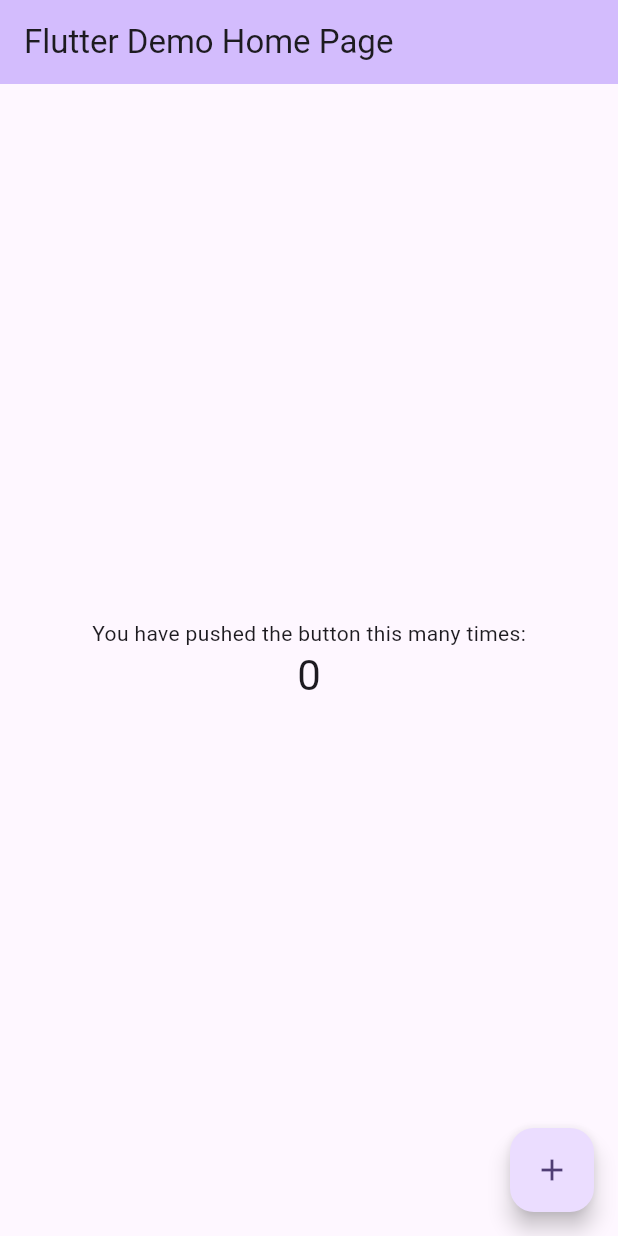
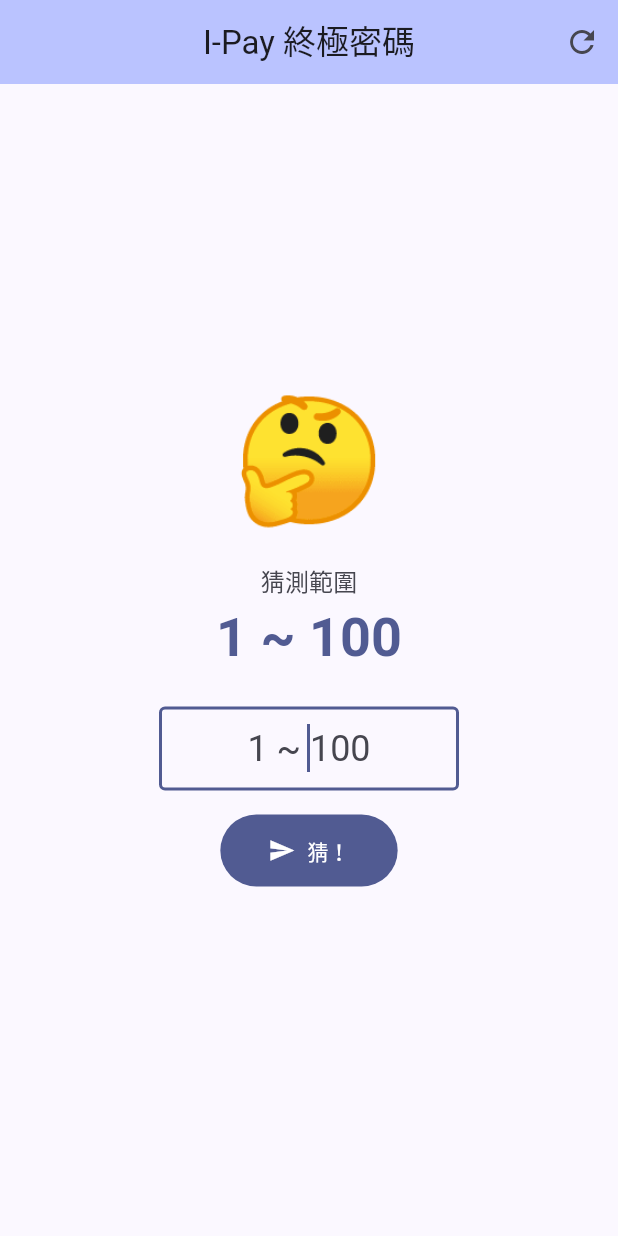
Before and after one commit to seasu/ipay, a Flutter app: the screen it shows after launch, on a phone screen of 412 x 824 dp. Run offline on Flutter 3.47's test engine with Material 3 defaults, Android fonts, the phone set to English and light mode, and no system bars.

Commit message:
Implement I-Pay 終極密碼 guessing game
- GameLogic: random secret number, range narrowing, guess tracking
- GamePage: Material 3 UI with input field, range display, shake animation
- Updated README with correct game description and rules
- Unit tests for game logic + widget smoke test

Co-authored-by: Seasu <seasu@users.noreply.github.com>

```diff
--- /dev/null
+++ b/lib/game_logic.dart
@@ -0,0 +1,59 @@
+import 'dart:math';
+
+enum GuessResult { tooLow, tooHigh, correct }
+
+class GameLogic {
+  GameLogic({this.minBound = 1, this.maxBound = 100, int? seed})
+      : _random = Random(seed) {
+    _secretNumber = _random.nextInt(maxBound - minBound + 1) + minBound;
+    _currentMin = minBound;
+    _currentMax = maxBound;
+  }
+
+  final int minBound;
+  final int maxBound;
+  final Random _random;
+
+  late int _secretNumber;
+  late int _currentMin;
+  late int _currentMax;
+  final List<int> _guesses = [];
+  bool _isGameOver = false;
+
+  int get secretNumber => _secretNumber;
+  int get currentMin => _currentMin;
+  int get currentMax => _currentMax;
+  List<int> get guesses => List.unmodifiable(_guesses);
+  bool get isGameOver => _isGameOver;
+  int get guessCount => _guesses.length;
+
+  GuessResult makeGuess(int guess) {
+    if (_isGameOver) {
+      throw StateError('Game is already over');
+    }
+    if (guess < _currentMin || guess > _currentMax) {
+      throw RangeError('Guess must be between $_currentMin and $_currentMax');
+    }
+
+    _guesses.add(guess);
+
+    if (guess == _secretNumber) {
+      _isGameOver = true;
+      return GuessResult.correct;
+    } else if (guess < _secretNumber) {
+      _currentMin = guess + 1;
+      return GuessResult.tooLow;
+    } else {
+      _currentMax = guess - 1;
+      return GuessResult.tooHigh;
+    }
+  }
+
+  void reset() {
+    _secretNumber = _random.nextInt(maxBound - minBound + 1) + minBound;
+    _currentMin = minBound;
+    _currentMax = maxBound;
+    _guesses.clear();
+    _isGameOver = false;
+  }
+}
--- /dev/null
+++ b/lib/game_page.dart
@@ -0,0 +1,235 @@
+import 'package:flutter/material.dart';
+import 'package:flutter/services.dart';
+
+import 'game_logic.dart';
+
+class GamePage extends StatefulWidget {
+  const GamePage({super.key});
+
+  @override
+  State<GamePage> createState() => _GamePageState();
+}
+
+class _GamePageState extends State<GamePage> with SingleTickerProviderStateMixin {
+  late GameLogic _game;
+  final _controller = TextEditingController();
+  final _focusNode = FocusNode();
+  String _message = '';
+  bool _showBomb = false;
+  late AnimationController _shakeController;
+
+  @override
+  void initState() {
+    super.initState();
+    _game = GameLogic();
+    _shakeController = AnimationController(
+      vsync: this,
+      duration: const Duration(milliseconds: 500),
+    );
+  }
+
+  @override
+  void dispose() {
+    _controller.dispose();
+    _focusNode.dispose();
+    _shakeController.dispose();
+    super.dispose();
+  }
+
+  void _submitGuess() {
+    final text = _controller.text.trim();
+    if (text.isEmpty) return;
+
+    final guess = int.tryParse(text);
+    if (guess == null) {
+      setState(() => _message = '請輸入有效的數字');
+      return;
+    }
+    if (guess < _game.currentMin || guess > _game.currentMax) {
+      setState(() => _message = '請輸入 ${_game.currentMin} ~ ${_game.currentMax} 之間的數字');
+      return;
+    }
+
+    final result = _game.makeGuess(guess);
+    _controller.clear();
+
+    setState(() {
+      switch (result) {
+        case GuessResult.tooLow:
+          _message = '$guess 太小了！';
+          _shakeController.forward(from: 0);
+        case GuessResult.tooHigh:
+          _message = '$guess 太大了！';
+          _shakeController.forward(from: 0);
+        case GuessResult.correct:
+          _message = '💥 踩到了！答案就是 $guess';
+          _showBomb = true;
+      }
+    });
+
+    _focusNode.requestFocus();
+  }
+
+  void _resetGame() {
+    setState(() {
+      _game.reset();
+      _controller.clear();
+      _message = '';
+      _showBomb = false;
+    });
+    _focusNode.requestFocus();
+  }
+
+  @override
+  Widget build(BuildContext context) {
+    final theme = Theme.of(context);
+    final rangeText = '${_game.currentMin} ~ ${_game.currentMax}';
+
+    return Scaffold(
+      appBar: AppBar(
+        title: const Text('I-Pay 終極密碼'),
+        centerTitle: true,
+        backgroundColor: theme.colorScheme.inversePrimary,
+        actions: [
+          IconButton(
+            icon: const Icon(Icons.refresh),
+            tooltip: '重新開始',
+            onPressed: _resetGame,
+          ),
+        ],
+      ),
+      body: Center(
+        child: ConstrainedBox(
+          constraints: const BoxConstraints(maxWidth: 420),
+          child: Padding(
+            padding: const EdgeInsets.all(24),
+            child: Column(
+              mainAxisAlignment: MainAxisAlignment.center,
+              children: [
+                if (_showBomb) ...[
+                  const Text('💣', style: TextStyle(fontSize: 80)),
+                  const SizedBox(height: 12),
+                ] else ...[
+                  const Text('🤔', style: TextStyle(fontSize: 80)),
+                  const SizedBox(height: 12),
+                ],
+
+                Text(
+                  '猜測範圍',
+                  style: theme.textTheme.titleMedium?.copyWith(
+                    color: theme.colorScheme.onSurfaceVariant,
+                  ),
+                ),
+                const SizedBox(height: 4),
+                AnimatedBuilder(
+                  animation: _shakeController,
+                  builder: (context, child) {
+                    final progress = _shakeController.value;
+                    final offset = _shakeController.isAnimating
+                        ? 10 * (0.5 - progress).abs() *
+                            (progress < 0.5 ? 1 : -1)
+                        : 0.0;
+                    return Transform.translate(
+                      offset: Offset(offset, 0),
+                      child: child,
+                    );
+                  },
+                  child: Text(
+                    rangeText,
+                    style: theme.textTheme.displaySmall?.copyWith(
+                      fontWeight: FontWeight.bold,
+                      color: theme.colorScheme.primary,
+                    ),
+                  ),
+                ),
+                const SizedBox(height: 24),
+
+                if (!_game.isGameOver) ...[
+                  SizedBox(
+                    width: 200,
+                    child: TextField(
+                      controller: _controller,
+                      focusNode: _focusNode,
+                      keyboardType: TextInputType.number,
+                      textAlign: TextAlign.center,
+                      autofocus: true,
+                      style: theme.textTheme.headlineSmall,
+                      inputFormatters: [FilteringTextInputFormatter.digitsOnly],
+                      decoration: InputDecoration(
+                        hintText: rangeText,
+                        border: const OutlineInputBorder(),
+                        contentPadding: const EdgeInsets.symmetric(
+                          horizontal: 16,
+                          vertical: 12,
+                        ),
+                      ),
+                      onSubmitted: (_) => _submitGuess(),
+                    ),
+                  ),
+                  const SizedBox(height: 16),
+                  FilledButton.icon(
+                    onPressed: _submitGuess,
+                    icon: const Icon(Icons.send),
+                    label: const Text('猜！'),
+                    style: FilledButton.styleFrom(
+                      padding: const EdgeInsets.symmetric(
+                        horizontal: 32,
+                        vertical: 14,
+                      ),
+                    ),
+                  ),
+                ] else ...[
+                  FilledButton.icon(
+                    onPressed: _resetGame,
+                    icon: const Icon(Icons.replay),
+                    label: const Text('再玩一次'),
+                    style: FilledButton.styleFrom(
+                      padding: const EdgeInsets.symmetric(
+                        horizontal: 32,
+                        vertical: 14,
+                      ),
+                    ),
+                  ),
+                ],
+
+                const SizedBox(height: 20),
+                if (_message.isNotEmpty)
+                  Container(
+                    padding: const EdgeInsets.symmetric(
+                      horizontal: 20,
+                      vertical: 12,
+                    ),
+                    decoration: BoxDecoration(
+                      color: _game.isGameOver
+                          ? theme.colorScheme.errorContainer
+                          : theme.colorScheme.secondaryContainer,
+                      borderRadius: BorderRadius.circular(12),
+                    ),
+                    child: Text(
+                      _message,
+                      style: theme.textTheme.titleLarge?.copyWith(
+                        color: _game.isGameOver
+                            ? theme.colorScheme.onErrorContainer
+                            : theme.colorScheme.onSecondaryContainer,
+                      ),
+                      textAlign: TextAlign.center,
+                    ),
+                  ),
+
+                const SizedBox(height: 20),
+                if (_game.guesses.isNotEmpty)
+                  Text(
+                    '已猜 ${_game.guessCount} 次：${_game.guesses.join(", ")}',
+                    style: theme.textTheme.bodyMedium?.copyWith(
+                      color: theme.colorScheme.onSurfaceVariant,
+                    ),
+                    textAlign: TextAlign.center,
+                  ),
+              ],
+            ),
+          ),
+        ),
+      ),
+    );
+  }
+}
--- a/lib/main.dart
+++ b/lib/main.dart
@@ -1,125 +1,27 @@
 import 'package:flutter/material.dart';
 
+import 'game_page.dart';
+
 void main() {
-  runApp(const MyApp());
+  runApp(const IPayApp());
 }
 
-class MyApp extends StatelessWidget {
-  const MyApp({super.key});
+class IPayApp extends StatelessWidget {
+  const IPayApp({super.key});
 
-  // This widget is the root of your application.
   @override
   Widget build(BuildContext context) {
     return MaterialApp(
-      title: 'Flutter Demo',
+      title: 'I-Pay 終極密碼',
+      debugShowCheckedModeBanner: false,
       theme: ThemeData(
-        // This is the theme of your application.
-        //
-        // TRY THIS: Try running your application with "flutter run". You'll see
-        // the application has a purple toolbar. Then, without quitting the app,
-        // try changing the seedColor in the colorScheme below to Colors.green
-        // and then invoke "hot reload" (save your changes or press the "hot
-        // reload" button in a Flutter-supported IDE, or press "r" if you used
-        // the command line to start the app).
-        //
-        // Notice that the counter didn't reset back to zero; the application
-        // state is not lost during the reload. To reset the state, use hot
-        // restart instead.
-        //
-        // This works for code too, not just values: Most code changes can be
-        // tested with just a hot reload.
-        colorScheme: ColorScheme.fromSeed(seedColor: Colors.deepPurple),
+        colorScheme: ColorScheme.fromSeed(
+          seedColor: Colors.indigo,
+          brightness: Brightness.light,
+        ),
         useMaterial3: true,
       ),
-      home: const MyHomePage(title: 'Flutter Demo Home Page'),
+      home: const GamePage(),
     );
   }
 }
-
-class MyHomePage extends StatefulWidget {
-  const MyHomePage({super.key, required this.title});
-
-  // This widget is the home page of your application. It is stateful, meaning
-  // that it has a State object (defined below) that contains fields that affect
-  // how it looks.
-
-  // This class is the configuration for the state. It holds the values (in this
-  // case the title) provided by the parent (in this case the App widget) and
-  // used by the build method of the State. Fields in a Widget subclass are
-  // always marked "final".
-
-  final String title;
-
-  @override
-  State<MyHomePage> createState() => _MyHomePageState();
-}
-
-class _MyHomePageState extends State<MyHomePage> {
-  int _counter = 0;
-
-  void _incrementCounter() {
-    setState(() {
-      // This call to setState tells the Flutter framework that something has
-      // changed in this State, which causes it to rerun the build method below
-      // so that the display can reflect the updated values. If we changed
-      // _counter without calling setState(), then the build method would not be
-      // called again, and so nothing would appear to happen.
-      _counter++;
-    });
-  }
-
-  @override
-  Widget build(BuildContext context) {
-    // This method is rerun every time setState is called, for instance as done
-    // by the _incrementCounter method above.
-    //
-    // The Flutter framework has been optimized to make rerunning build methods
-    // fast, so that you can just rebuild anything that needs updating rather
-    // than having to individually change instances of widgets.
-    return Scaffold(
-      appBar: AppBar(
-        // TRY THIS: Try changing the color here to a specific color (to
-        // Colors.amber, perhaps?) and trigger a hot reload to see the AppBar
-        // change color while the other colors stay the same.
-        backgroundColor: Theme.of(context).colorScheme.inversePrimary,
-        // Here we take the value from the MyHomePage object that was created by
-        // the App.build method, and use it to set our appbar title.
-        title: Text(widget.title),
-      ),
-      body: Center(
-        // Center is a layout widget. It takes a single child and positions it
-        // in the middle of the parent.
-        child: Column(
-          // Column is also a layout widget. It takes a list of children and
-          // arranges them vertically. By default, it sizes itself to fit its
-          // children horizontally, and tries to be as tall as its parent.
-          //
-          // Column has various properties to control how it sizes itself and
-          // how it positions its children. Here we use mainAxisAlignment to
-          // center the children vertically; the main axis here is the vertical
-          // axis because Columns are vertical (the cross axis would be
-          // horizontal).
-          //
-          // TRY THIS: Invoke "debug painting" (choose the "Toggle Debug Paint"
-          // action in the IDE, or press "p" in the console), to see the
-          // wireframe for each widget.
-          mainAxisAlignment: MainAxisAlignment.center,
-          children: <Widget>[
-            const Text(
-              'You have pushed the button this many times:',
-            ),
-            Text(
-              '$_counter',
-              style: Theme.of(context).textTheme.headlineMedium,
-            ),
-          ],
-        ),
-      ),
-      floatingActionButton: FloatingActionButton(
-        onPressed: _incrementCounter,
-        tooltip: 'Increment',
-        child: const Icon(Icons.add),
-      ), // This trailing comma makes auto-formatting nicer for build methods.
-    );
-  }
-}
```
Also changed, not shown: 3 other files.
